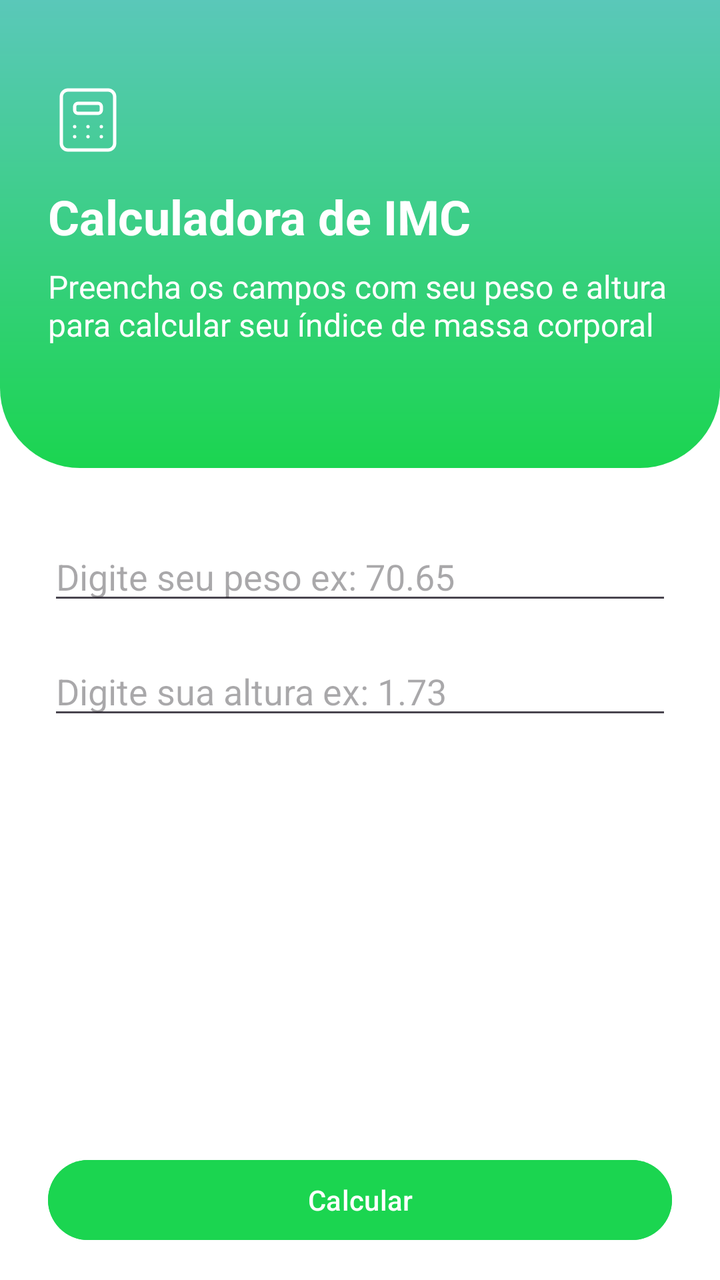
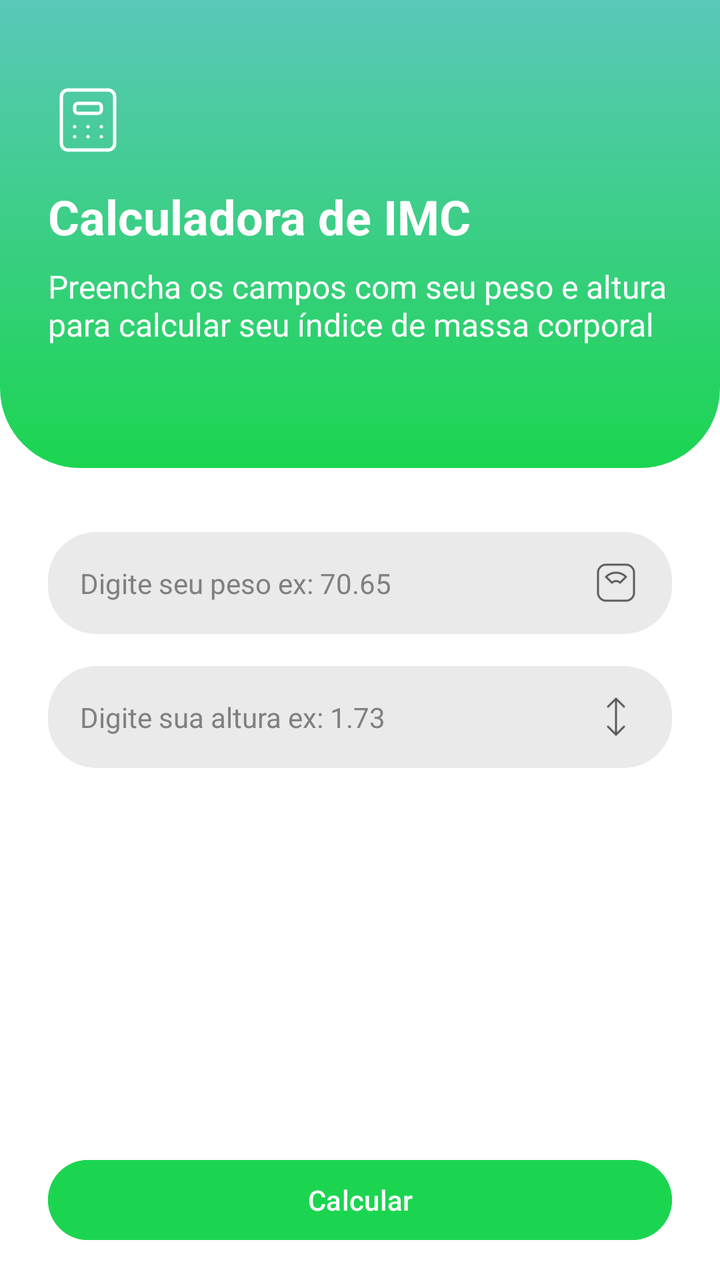

Two renders of the same Android screen: before a commit and after it. Below are the layout's source before the change and the commit's diff.
<!-- AndroidManifest.xml: application theme Theme.IMCalculator -->
<!-- res/layout/activity_calculo.xml -->
<?xml version="1.0" encoding="utf-8"?>
<androidx.constraintlayout.widget.ConstraintLayout xmlns:android="http://schemas.android.com/apk/res/android"
    xmlns:app="http://schemas.android.com/apk/res-auto"
    xmlns:tools="http://schemas.android.com/tools"
    android:id="@+id/main"
    android:background="@color/white"
    android:layout_width="match_parent"
    android:layout_height="match_parent"
    tools:context=".CalculoActivity">

    <View
        android:id="@+id/view"
        android:layout_width="match_parent"
        android:layout_height="234dp"
        android:background="@drawable/bg_bottom_rounded"
        app:layout_constraintEnd_toEndOf="parent"
        app:layout_constraintStart_toStartOf="parent"
        app:layout_constraintTop_toTopOf="parent" />

    <ImageView
        android:layout_width="40dp"
        android:layout_height="40dp"
        android:layout_marginStart="24dp"
        android:layout_marginBottom="12dp"
        android:src="@drawable/icon_calculator"
        app:layout_constraintBottom_toTopOf="@+id/tvTittle"
        app:layout_constraintStart_toStartOf="parent" />

    <TextView
        android:id="@+id/tvTittle"
        android:layout_width="wrap_content"
        android:layout_height="wrap_content"
        android:layout_marginStart="24dp"
        android:layout_marginTop="92dp"
        android:text="Calculadora de IMC"
        android:textColor="@color/white"
        android:textSize="24sp"
        android:textStyle="bold"
        app:layout_constraintStart_toStartOf="@+id/view"
        app:layout_constraintTop_toTopOf="@id/view" />

    <TextView
        android:id="@+id/tvSubTittle"
        android:layout_width="0dp"
        android:layout_height="wrap_content"
        android:layout_marginStart="24dp"
        android:layout_marginTop="8dp"
        android:layout_marginEnd="24dp"
        android:text="Preencha os campos com seu peso e altura para calcular seu índice de massa corporal"
        android:textColor="@color/white"
        android:textSize="16sp"
        app:layout_constraintEnd_toEndOf="parent"
        app:layout_constraintStart_toStartOf="parent"
        app:layout_constraintTop_toBottomOf="@+id/tvTittle" />

    <EditText
        android:id="@+id/edtPeso"
        android:layout_width="0dp"
        android:layout_height="wrap_content"
        android:layout_marginStart="24dp"
        android:layout_marginTop="32dp"
        android:layout_marginEnd="24dp"
        android:ems="10"
        android:hint="Digite seu peso ex: 70.65"
        android:inputType="numberDecimal"
        app:layout_constraintEnd_toEndOf="parent"
        app:layout_constraintStart_toStartOf="parent"
        app:layout_constraintTop_toBottomOf="@+id/view" />

    <EditText
        android:id="@+id/edtAltura"
        android:layout_width="0dp"
        android:layout_height="wrap_content"
        android:layout_marginStart="24dp"
        android:layout_marginTop="16dp"
        android:layout_marginEnd="24dp"
        android:ems="10"
        android:hint="Digite sua altura ex: 1.73"
        android:inputType="numberDecimal"
        app:layout_constraintEnd_toEndOf="parent"
        app:layout_constraintStart_toStartOf="parent"
        app:layout_constraintTop_toBottomOf="@+id/edtPeso" />

    <Button
        android:id="@+id/button"
        android:layout_width="0dp"
        android:layout_height="wrap_content"
        android:layout_marginStart="24dp"
        android:layout_marginEnd="24dp"
        android:layout_marginBottom="16dp"
        android:text="Calcular"
        android:backgroundTint="@color/button"
        app:layout_constraintBottom_toBottomOf="parent"
        app:layout_constraintEnd_toEndOf="parent"
        app:layout_constraintHorizontal_bias="0.0"
        app:layout_constraintStart_toStartOf="parent" />

</androidx.constraintlayout.widget.ConstraintLayout>
<!-- resources referenced by this layout -->
<resources>
  <color name="button">#1BD550</color>
  <color name="white">#FFFFFFFF</color>
  <!-- drawable bg_bottom_rounded (drawable) -->
  <?xml version="1.0" encoding="utf-8"?>
  <shape xmlns:android="http://schemas.android.com/apk/res/android"
      android:shape="rectangle">
      <gradient
          android:angle="270"
          android:startColor="@color/background_gradient_top"
          android:endColor="@color/background_gradient_bottom"
          android:type="linear" />
      <corners
          android:topRightRadius="0dp"
          android:topLeftRadius="0dp"
          android:bottomRightRadius="40dp"
          android:bottomLeftRadius="40dp"
          />
  </shape>
  <style name="Theme.IMCalculator" parent="Base.Theme.IMCalculator" />
  <color name="background_gradient_top">#5AC8B9</color>
  <color name="background_gradient_bottom">#1BD550</color>
  <style name="Base.Theme.IMCalculator" parent="Theme.Material3.DayNight.NoActionBar">
          
          
      </style>
  <!-- unchanged entries left out for length: 1 -->
</resources>

<!-- the commit's change to res/layout/activity_calculo.xml (unified diff, before → after) -->
@@ -56,11 +56,22 @@
     <EditText
         android:id="@+id/edtPeso"
         android:layout_width="0dp"
-        android:layout_height="wrap_content"
+        android:layout_height="51dp"
         android:layout_marginStart="24dp"
         android:layout_marginTop="32dp"
         android:layout_marginEnd="24dp"
         android:ems="10"
+        android:background="@drawable/bg_input"
+        android:backgroundTint="@null"
+        android:drawableEnd="@drawable/icon_height"
+        android:drawablePadding="12dp"
+        android:paddingStart="16dp"
+        android:paddingEnd="16dp"
+        android:gravity="center_vertical"
+        android:singleLine="true"
+        android:textColor="#5C5C5D"
+        android:textColorHint="#808080"
+        android:textSize="14sp"
         android:hint="Digite seu peso ex: 70.65"
         android:inputType="numberDecimal"
         app:layout_constraintEnd_toEndOf="parent"
@@ -70,11 +81,22 @@
     <EditText
         android:id="@+id/edtAltura"
         android:layout_width="0dp"
-        android:layout_height="wrap_content"
+        android:layout_height="51dp"
         android:layout_marginStart="24dp"
         android:layout_marginTop="16dp"
         android:layout_marginEnd="24dp"
         android:ems="10"
+        android:background="@drawable/bg_input"
+        android:backgroundTint="@null"
+        android:drawableEnd="@drawable/icon_size"
+        android:drawablePadding="12dp"
+        android:paddingStart="16dp"
+        android:paddingEnd="16dp"
+        android:gravity="center_vertical"
+        android:singleLine="true"
+        android:textColor="#5C5C5D"
+        android:textColorHint="#808080"
+        android:textSize="14sp"
         android:hint="Digite sua altura ex: 1.73"
         android:inputType="numberDecimal"
         app:layout_constraintEnd_toEndOf="parent"
@@ -82,7 +104,7 @@
         app:layout_constraintTop_toBottomOf="@+id/edtPeso" />
 
     <Button
-        android:id="@+id/button"
+        android:id="@+id/btnCalcular"
         android:layout_width="0dp"
         android:layout_height="wrap_content"
         android:layout_marginStart="24dp"
<!-- resource entries referenced after the edit -->
@@ -18,6 +18,62 @@
           android:bottomLeftRadius="40dp"
           />
   </shape>
+  <!-- drawable bg_input (drawable) -->
+  <?xml version="1.0" encoding="utf-8"?>
+  <shape xmlns:android="http://schemas.android.com/apk/res/android"
+      android:shape="rectangle">
+      <solid android:color="#EAEAEA" />
+      <corners android:radius="24dp" />
+  </shape>
+  <!-- drawable icon_height (drawable) -->
+  <vector xmlns:android="http://schemas.android.com/apk/res/android"
+      android:width="24dp"
+      android:height="24dp"
+      android:viewportWidth="24"
+      android:viewportHeight="24">
+    <path
+        android:pathData="M3,7a4,4 0,0 1,4 -4h10a4,4 0,0 1,4 4v10a4,4 0,0 1,-4 4h-10a4,4 0,0 1,-4 -4v-10"
+        android:strokeLineJoin="round"
+        android:strokeWidth="1"
+        android:fillColor="#00000000"
+        android:strokeColor="#5c5c5d"
+        android:strokeLineCap="round"/>
+    <path
+        android:pathData="M12,7c1.956,0 3.724,0.802 5,2.095l-2.956,2.904a3,3 0,0 0,-2.038 -0.799a3,3 0,0 0,-2.038 0.798l-2.956,-2.903a6.979,6.979 0,0 1,5 -2.095"
+        android:strokeLineJoin="round"
+        android:strokeWidth="1"
+        android:fillColor="#00000000"
+        android:strokeColor="#5c5c5d"
+        android:strokeLineCap="round"/>
+  </vector>
+  <!-- drawable icon_size (drawable) -->
+  <vector xmlns:android="http://schemas.android.com/apk/res/android"
+      android:width="24dp"
+      android:height="24dp"
+      android:viewportWidth="24"
+      android:viewportHeight="24">
+    <path
+        android:pathData="M8,7l4,-4l4,4"
+        android:strokeLineJoin="round"
+        android:strokeWidth="1"
+        android:fillColor="#00000000"
+        android:strokeColor="#5c5c5d"
+        android:strokeLineCap="round"/>
+    <path
+        android:pathData="M8,17l4,4l4,-4"
+        android:strokeLineJoin="round"
+        android:strokeWidth="1"
+        android:fillColor="#00000000"
+        android:strokeColor="#5c5c5d"
+        android:strokeLineCap="round"/>
+    <path
+        android:pathData="M12,3l0,18"
+        android:strokeLineJoin="round"
+        android:strokeWidth="1"
+        android:fillColor="#00000000"
+        android:strokeColor="#5c5c5d"
+        android:strokeLineCap="round"/>
+  </vector>
   <style name="Theme.IMCalculator" parent="Base.Theme.IMCalculator" />
   <color name="background_gradient_top">#5AC8B9</color>
   <color name="background_gradient_bottom">#1BD550</color>
